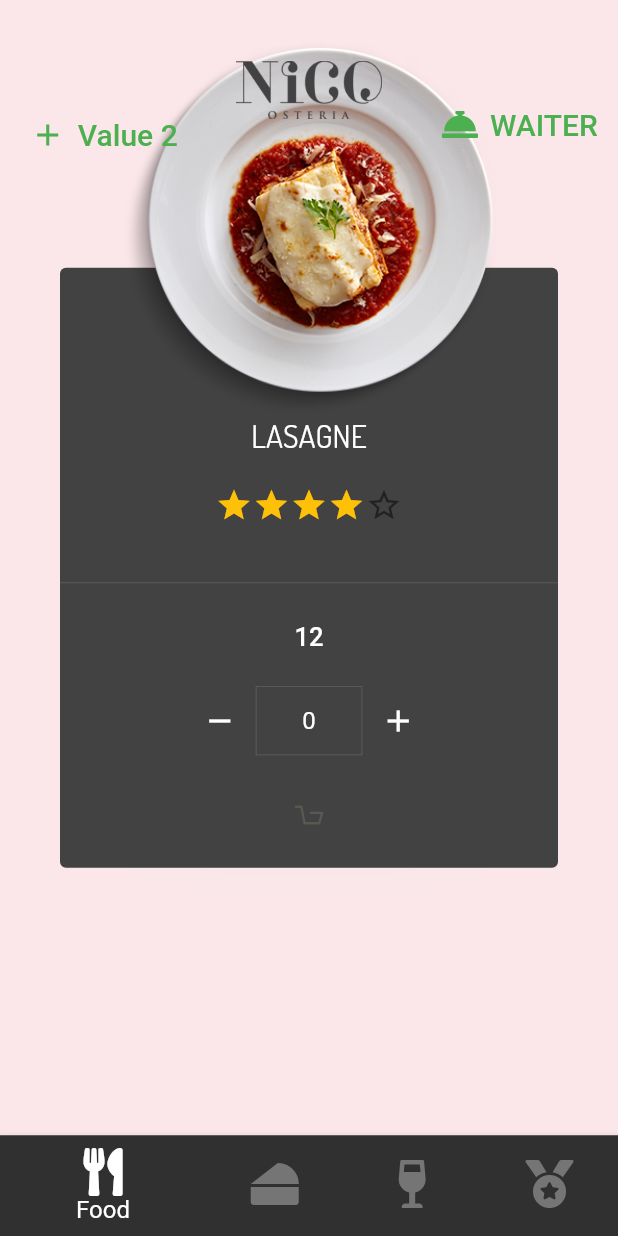
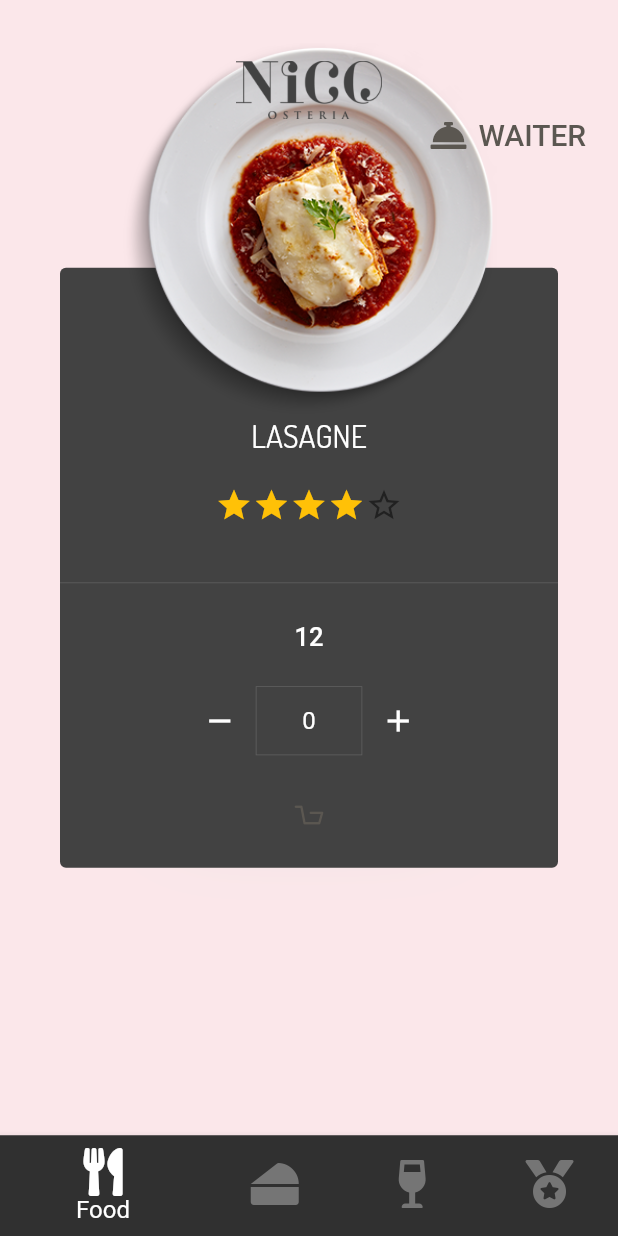
Before and after one commit to hooshyar/nico_resturant, a Flutter app: the MyHomePage screen opened by its route, on a phone screen of 412 x 824 dp. Run offline on Flutter 3.47's test engine with Material 2 defaults, Android fonts, the phone set to English and light mode, and no system bars; drawn by our look-alikes of smooth_star_rating; our stand-ins replace cached_network_image, cloud_firestore, connectivity, firebase_auth, firebase_storage, fluro and 2 more; accounts and stored records are empty; Roboto replaces fonts that are missing (Dosisd).

Commit message:
some clean ups

```diff
--- a/lib/src/app.dart
+++ b/lib/src/app.dart
@@ -218,26 +218,26 @@ class _MyHomePageState extends State<MyHomePage> {
                               padding: EdgeInsets.only(bottom: 5, left: 5),
                               alignment: Alignment.bottomLeft,
                               child: AnimatedSwitcher(
-                                duration: Duration(milliseconds: 250),
+                                duration: Duration(milliseconds: 180),
                                 transitionBuilder: (Widget child,
                                     Animation<double> animation) {
-                                  return ScaleTransition(
-                                      child: child, scale: animation);
+                                  return FadeTransition(
+                                      child: child, opacity: animation);
                                 },
-                                child: _theCart.listOfCartItems.isNotEmpty
+                                child: _theCart.listOfCartItems.isEmpty
                                     ? Container(
+                                        width: 50,
+                                        height: 50,
+                                        alignment: Alignment.centerLeft,
                                         key: ValueKey(1),
-                                        child: headerBtns(
-                                            color: Colors.red,
-                                            icon: Icons.opacity,
-                                            text: 'Value 2',
-                                            onPressed: () {}))
+                                        child: Container(),
+                                      )
                                     : Container(
                                         key: ValueKey(2),
                                         child: headerBtns(
                                             color: Colors.green,
-                                            icon: Icons.add,
-                                            text: 'Value 2',
+                                            icon: FontAwesomeIcons.check,
+                                            text: 'ORDER',
                                             onPressed: () {}),
                                       ),
                               ),
@@ -257,23 +257,11 @@ class _MyHomePageState extends State<MyHomePage> {
                             child: Container(
                               padding: EdgeInsets.only(bottom: 5, right: 5),
                               alignment: Alignment.bottomRight,
-                              child: AnimatedContainer(
-                                duration: Duration(seconds: 3),
-                                child: FlatButton.icon(
-                                  textColor: Colors.green,
-                                  padding: EdgeInsets.all(20),
-//                                color: Colors.green,
-                                  onPressed: () {},
-                                  icon: Icon(
-                                    FontAwesomeIcons.conciergeBell,
-                                    size: 24,
-                                  ),
-                                  label: Text(
-                                    'WAITER',
-                                    style: TextStyle(fontSize: 20),
-                                  ),
-                                ),
-                              ),
+                              child: headerBtns(
+                                  color: secondColor,
+                                  icon: FontAwesomeIcons.conciergeBell,
+                                  text: 'WAITER',
+                                  onPressed: () {}),
                             ),
                           ),
                         ],
--- a/lib/src/widgets/item_card.dart
+++ b/lib/src/widgets/item_card.dart
@@ -126,6 +126,8 @@ class _ItemCardState extends State<ItemCard> {
                       child: CartButton(
                           counter: _item.quanity,
                           addToCart: () {
+
+
                             Provider.of<CartModel>(context)
                                 .listKey
                                 .currentState
```
